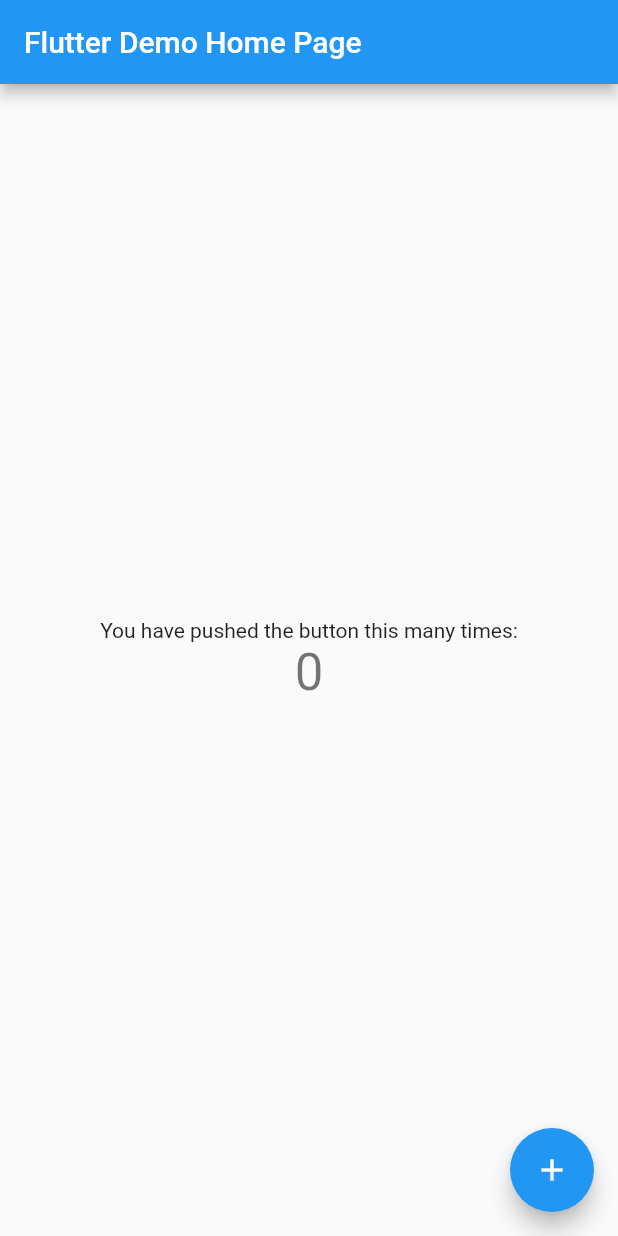
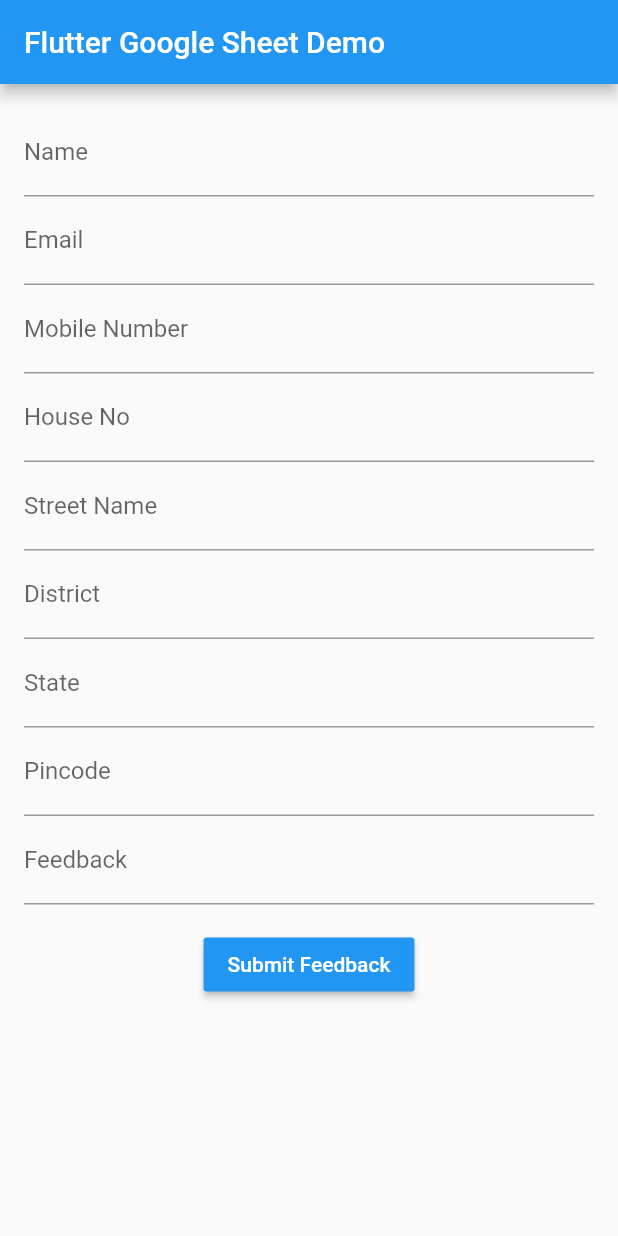
Before and after one commit to kush11251/contact_detail_form, a Flutter app: the screen it shows after launch, on a phone screen of 412 x 824 dp. Run offline on Flutter 3.47's test engine with Material 2 defaults, Android fonts, the phone set to English and light mode, and no system bars.

Commit message:
Main File Creation : main.dart

```diff
--- a/contact_details/lib/main.dart
+++ b/contact_details/lib/main.dart
@@ -1,43 +1,24 @@
 import 'package:flutter/material.dart';
+import 'controller/form_controller.dart';
+import 'model/form.dart';
 
-void main() {
-  runApp(MyApp());
-}
+void main() => runApp(MyApp());
 
 class MyApp extends StatelessWidget {
-  // This widget is the root of your application.
   @override
   Widget build(BuildContext context) {
     return MaterialApp(
-      title: 'Flutter Demo',
+      title: 'Flutter Google Sheet Demo',
       theme: ThemeData(
-        // This is the theme of your application.
-        //
-        // Try running your application with "flutter run". You'll see the
-        // application has a blue toolbar. Then, without quitting the app, try
-        // changing the primarySwatch below to Colors.green and then invoke
-        // "hot reload" (press "r" in the console where you ran "flutter run",
-        // or simply save your changes to "hot reload" in a Flutter IDE).
-        // Notice that the counter didn't reset back to zero; the application
-        // is not restarted.
         primarySwatch: Colors.blue,
       ),
-      home: MyHomePage(title: 'Flutter Demo Home Page'),
+      home: MyHomePage(title: 'Flutter Google Sheet Demo'),
     );
   }
 }
 
 class MyHomePage extends StatefulWidget {
   MyHomePage({Key key, this.title}) : super(key: key);
-
-  // This widget is the home page of your application. It is stateful, meaning
-  // that it has a State object (defined below) that contains fields that affect
-  // how it looks.
-
-  // This class is the configuration for the state. It holds the values (in this
-  // case the title) provided by the parent (in this case the App widget) and
-  // used by the build method of the State. Fields in a Widget subclass are
-  // always marked "final".
 
   final String title;
 
@@ -46,68 +27,215 @@
 }
 
 class _MyHomePageState extends State<MyHomePage> {
-  int _counter = 0;
 
-  void _incrementCounter() {
-    setState(() {
-      // This call to setState tells the Flutter framework that something has
-      // changed in this State, which causes it to rerun the build method below
-      // so that the display can reflect the updated values. If we changed
-      // _counter without calling setState(), then the build method would not be
-      // called again, and so nothing would appear to happen.
-      _counter++;
-    });
+  // Create a global key that uniquely identifies the Form widget
+  // and allows validation of the form.
+  //
+  // Note: This is a `GlobalKey<FormState>`,
+  // not a GlobalKey<MyCustomFormState>.
+  final _formKey = GlobalKey<FormState>();
+  final _scaffoldKey = GlobalKey<ScaffoldState>();
+
+  // TextField Controllers
+  TextEditingController nameController = TextEditingController();
+  TextEditingController emailController = TextEditingController();
+  TextEditingController mobileNoController = TextEditingController();
+  TextEditingController houseNoController = TextEditingController();
+  TextEditingController streetNameController = TextEditingController();
+  TextEditingController districtController = TextEditingController();
+  TextEditingController stateController = TextEditingController();
+  TextEditingController pinCodeController = TextEditingController();
+  TextEditingController feedbackController = TextEditingController();
+
+  // Method to Submit Feedback and save it in Google Sheets
+  void _submitForm() {
+    // Validate returns true if the form is valid, or false
+    // otherwise.
+    if (_formKey.currentState.validate()) {
+      // If the form is valid, proceed.
+      ContactForm feedbackForm = ContactForm(
+          nameController.text,
+          emailController.text,
+          mobileNoController.text,
+          houseNoController.text,
+          streetNameController.text,
+          districtController.text,
+          stateController.text,
+          pinCodeController.text,
+          feedbackController.text);
+
+      FormController formController = FormController();
+
+      _showSnackbar("Submitting Feedback");
+
+      // Submit 'feedbackForm' and save it in Google Sheets.
+      formController.submitForm(feedbackForm, (String response) {
+        print("Response: $response");
+        if (response == FormController.STATUS_SUCCESS) {
+          // Feedback is saved succesfully in Google Sheets.
+          _showSnackbar("Feedback Submitted");
+        } else {
+          // Error Occurred while saving data in Google Sheets.
+          _showSnackbar("Error Occurred!");
+        }
+      });
+    }
+  }
+
+  // Method to show snackbar with 'message'.
+  _showSnackbar(String message) {
+    final snackBar = SnackBar(content: Text(message));
+    _scaffoldKey.currentState.showSnackBar(snackBar);
   }
 
   @override
   Widget build(BuildContext context) {
-    // This method is rerun every time setState is called, for instance as done
-    // by the _incrementCounter method above.
-    //
-    // The Flutter framework has been optimized to make rerunning build methods
-    // fast, so that you can just rebuild anything that needs updating rather
-    // than having to individually change instances of widgets.
     return Scaffold(
+      key: _scaffoldKey,
+      resizeToAvoidBottomInset: false,
       appBar: AppBar(
-        // Here we take the value from the MyHomePage object that was created by
-        // the App.build method, and use it to set our appbar title.
         title: Text(widget.title),
       ),
       body: Center(
-        // Center is a layout widget. It takes a single child and positions it
-        // in the middle of the parent.
         child: Column(
-          // Column is also a layout widget. It takes a list of children and
-          // arranges them vertically. By default, it sizes itself to fit its
-          // children horizontally, and tries to be as tall as its parent.
-          //
-          // Invoke "debug painting" (press "p" in the console, choose the
-          // "Toggle Debug Paint" action from the Flutter Inspector in Android
-          // Studio, or the "Toggle Debug Paint" command in Visual Studio Code)
-          // to see the wireframe for each widget.
-          //
-          // Column has various properties to control how it sizes itself and
-          // how it positions its children. Here we use mainAxisAlignment to
-          // center the children vertically; the main axis here is the vertical
-          // axis because Columns are vertical (the cross axis would be
-          // horizontal).
-          mainAxisAlignment: MainAxisAlignment.center,
+          mainAxisAlignment: MainAxisAlignment.start,
           children: <Widget>[
-            Text(
-              'You have pushed the button this many times:',
+            Form(
+                key: _formKey,
+                child:
+                Padding(padding: EdgeInsets.all(16),
+                  child: Column(
+                    crossAxisAlignment: CrossAxisAlignment.start,
+                    children: <Widget>[
+                      TextFormField(
+                        controller: nameController,
+                        validator: (value) {
+                          if (value.isEmpty) {
+                            return 'Enter Valid Name';
+                          }
+                          return null;
+                        },
+                        decoration: InputDecoration(
+                            labelText: 'Name'
+                        ),
+                      ),
+                      TextFormField(
+                        controller: emailController,
+                        validator: (value) {
+                          if (!value.contains("@")) {
+                            return 'Enter Valid Email';
+                          }
+                          return null;
+                        },
+                        keyboardType: TextInputType.emailAddress,
+                        decoration: InputDecoration(
+                            labelText: 'Email'
+                        ),
+                      ),
+                      TextFormField(
+                        controller: mobileNoController,
+                        validator: (value) {
+                          if (value.trim().length != 10) {
+                            return 'Enter 10 Digit Mobile Number';
+                          }
+                          return null;
+                        },
+                        keyboardType: TextInputType.number,
+                        decoration: InputDecoration(
+                          labelText: 'Mobile Number',
+                        ),
+                      ),
+                      TextFormField(
+                        controller: houseNoController,
+                        validator: (value) {
+                          if (value.isEmpty) {
+                            return 'Enter House No';
+                          }
+                          return null;
+                        },
+                        keyboardType: TextInputType.text,
+                        decoration: InputDecoration(
+                            labelText: 'House No'
+                        ),
+                      ),
+                      TextFormField(
+                        controller: streetNameController,
+                        validator: (value) {
+                          if (value.isEmpty) {
+                            return 'Enter Valid Street Name';
+                          }
+                          return null;
+                        },
+                        decoration: InputDecoration(
+                            labelText: 'Street Name'
+                        ),
+                      ),
+                      TextFormField(
+                        controller: districtController,
+                        validator: (value) {
+                          if (value.isEmpty) {
+                            return 'Enter District';
+                          }
+                          return null;
+                        },
+                        keyboardType: TextInputType.text,
+                        decoration: InputDecoration(
+                            labelText: 'District'
+                        ),
+                      ),
+                      TextFormField(
+                        controller: stateController,
+                        validator: (value) {
+                          if (value.isEmpty) {
+                            return 'Enter State';
+                          }
+                          return null;
+                        },
+                        keyboardType: TextInputType.text,
+                        decoration: InputDecoration(
+                          labelText: 'State',
+                        ),
+                      ),
+                      TextFormField(
+                        controller: pinCodeController,
+                        validator: (value) {
+                          if (value.trim().length != 6) {
+                            return 'Enter Valid Pin Code';
+                          }
+                          return null;
+                        },
+                        keyboardType: TextInputType.number,
+                        decoration: InputDecoration(
+                            labelText: 'Pincode'
+                        ),
+                      ),
+                      TextFormField(
+                        controller: feedbackController,
+                        validator: (value) {
+                          if (value.isEmpty) {
+                            return 'Enter Valid Feedback';
+                          }
+                          return null;
+                        },
+                        keyboardType: TextInputType.multiline,
+                        decoration: InputDecoration(
+                            labelText: 'Feedback'
+                        ),
+                      ),
+                    ],
+                  ),
+                )
             ),
-            Text(
-              '$_counter',
-              style: Theme.of(context).textTheme.headline4,
+            // ignore: deprecated_member_use
+            RaisedButton(
+              color: Colors.blue,
+              textColor: Colors.white,
+              onPressed:_submitForm,
+              child: Text('Submit Feedback'),
             ),
           ],
         ),
       ),
-      floatingActionButton: FloatingActionButton(
-        onPressed: _incrementCounter,
-        tooltip: 'Increment',
-        child: Icon(Icons.add),
-      ), // This trailing comma makes auto-formatting nicer for build methods.
     );
   }
 }
```
